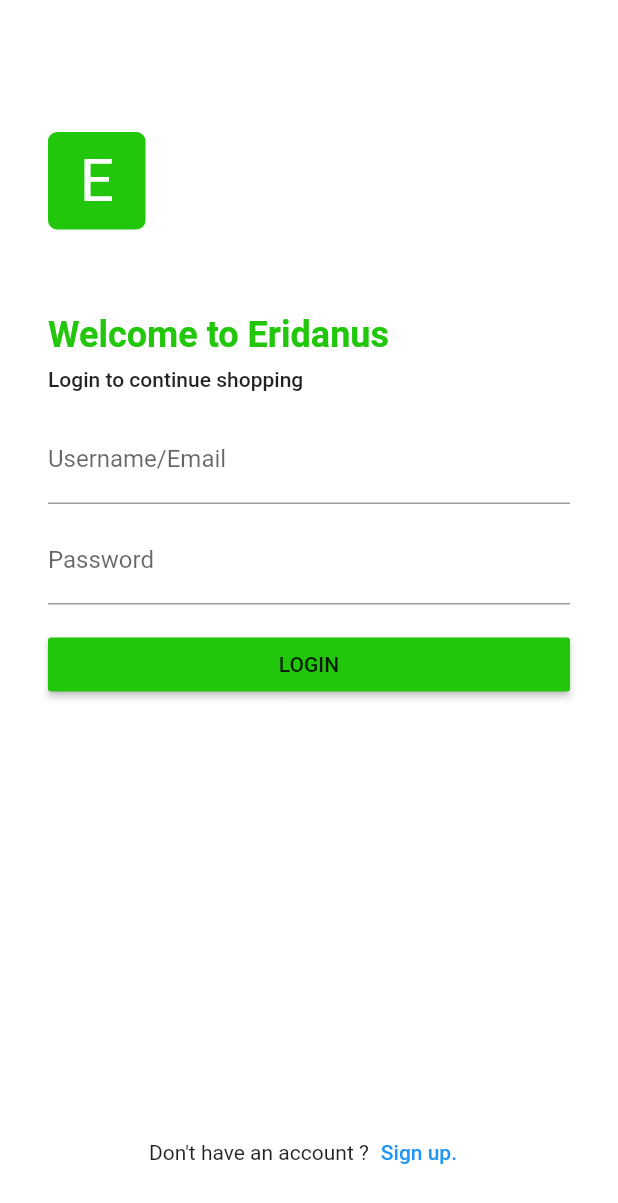
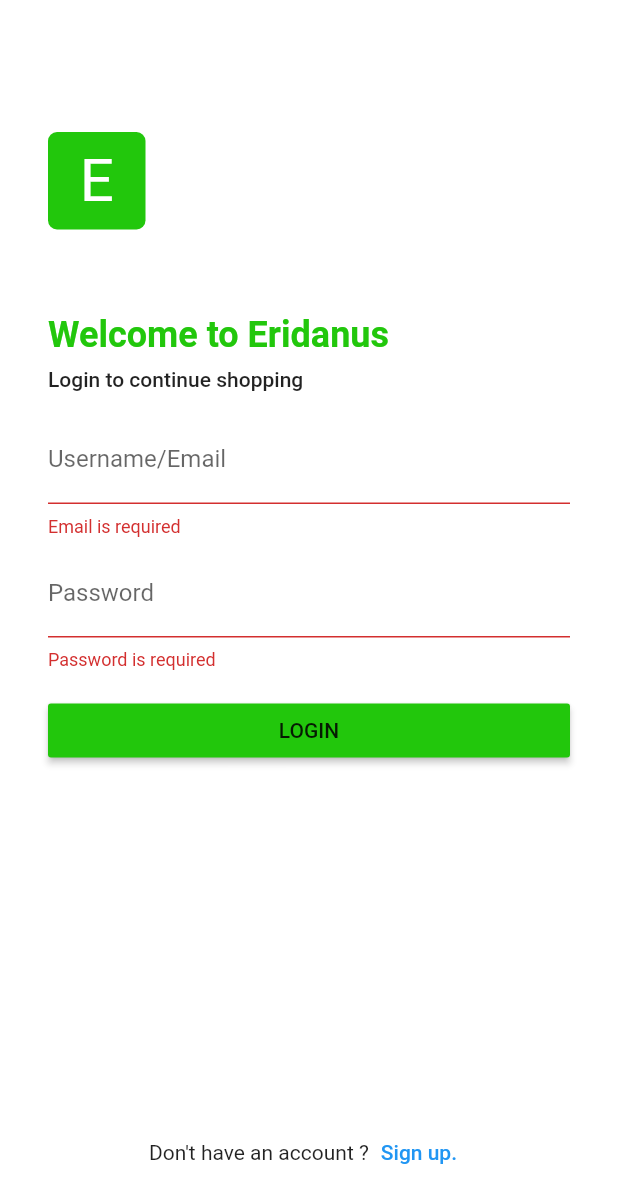
Before and after one commit to gimhantharuke456/xyz_cart, a Flutter app: the screen it shows after launch, after a tap on "LOGIN", on a phone screen of 412 x 824 dp. Shown: the top 1203 px of the screen. Run offline on Flutter 3.47's test engine with Material 2 defaults, Android fonts, the phone set to English and light mode, and no system bars; our stand-ins replace dio.

Commit message:
ADD:login ui validation added

```diff
--- a/lib/main.dart
+++ b/lib/main.dart
@@ -1,9 +1,22 @@
 import 'package:flutter/material.dart';
+import 'package:xyz_cart/providers/auth_provider.dart';
 import 'package:xyz_cart/screens/auth/login_screen.dart';
+import 'package:xyz_cart/services/auth_service.dart';
 import 'package:xyz_cart/utils/app_theme.dart';
+import 'package:provider/provider.dart';
 
 void main() {
-  runApp(const MyApp());
+  final AuthService authService = AuthService();
+  runApp(
+    MultiProvider(
+      providers: [
+        ChangeNotifierProvider<AuthProvider>(
+          create: (_) => AuthProvider(authService),
+        ),
+      ],
+      child: const MyApp(),
+    ),
+  );
 }
 
 class MyApp extends StatelessWidget {
--- /dev/null
+++ b/lib/providers/auth_provider.dart
@@ -0,0 +1,22 @@
+import 'package:flutter/material.dart';
+import 'package:xyz_cart/services/auth_service.dart';
+
+class AuthProvider with ChangeNotifier {
+  final AuthService authService;
+
+  AuthProvider(this.authService);
+
+  Map<String, dynamic>? _userData;
+
+  Map<String, dynamic>? get userData => _userData;
+
+  Future<void> login(String email, String password) async {
+    try {
+      final userData = await authService.login(email, password);
+      _userData = userData;
+      notifyListeners();
+    } catch (e) {
+      print('Authentication error: $e');
+    }
+  }
+}
--- a/lib/screens/auth/login_screen.dart
+++ b/lib/screens/auth/login_screen.dart
@@ -1,4 +1,5 @@
 import 'package:flutter/material.dart';
+import 'package:xyz_cart/screens/auth/view_model.dart';
 import 'package:xyz_cart/utils/app_texts.dart';
 import 'package:xyz_cart/utils/constants.dart';
 import 'package:xyz_cart/widgets/custom_input_field.dart';
@@ -14,10 +15,20 @@ class LoginScreen extends StatefulWidget {
 class _LoginScreenState extends State<LoginScreen> {
   final TextEditingController _emailController = TextEditingController();
   final TextEditingController _passwordController = TextEditingController();
+  final _key = GlobalKey<FormState>();
+  late ViewModel _viewModel;
+  @override
+  void initState() {
+    _viewModel = ViewModel(context: context);
+    super.initState();
+  }
+
   @override
   Widget build(BuildContext context) {
     return Scaffold(
       body: MainContainer(
+        child: Form(
+          key: _key,
           child: Column(
             crossAxisAlignment: CrossAxisAlignment.start,
             children: [
@@ -66,6 +77,7 @@ class _LoginScreenState extends State<LoginScreen> {
                 hint: userNamePlaceHolderLoginScreen,
                 label: userNameLabelLoginScreen,
                 controller: _emailController,
+                validatingMessage: "Email is required",
               ),
               const SizedBox(
                 height: defaultPadding,
@@ -74,6 +86,7 @@ class _LoginScreenState extends State<LoginScreen> {
                 hint: passswordPlaceHolderLoginScreen,
                 label: passwordLabelLoginScreen,
                 controller: _passwordController,
+                validatingMessage: "Password is required",
               ),
               const SizedBox(
                 height: defaultPadding * 2,
@@ -81,7 +94,13 @@ class _LoginScreenState extends State<LoginScreen> {
               MaterialButton(
                 color: primaryColor,
                 minWidth: MediaQuery.of(context).size.width,
-              onPressed: () {},
+                onPressed: () {
+                  if (_key.currentState!.validate()) {
+                    _viewModel.email = _emailController.text;
+                    _viewModel.password = _passwordController.text;
+                    _viewModel.handleLoginButtonPress();
+                  }
+                },
                 child: const Text(logginButtonText),
               ),
               const Spacer(),
@@ -101,6 +120,7 @@ class _LoginScreenState extends State<LoginScreen> {
             ],
           ),
         ),
+      ),
     );
   }
 }
--- /dev/null
+++ b/lib/screens/auth/view_model.dart
@@ -0,0 +1,17 @@
+import 'package:flutter/material.dart';
+import 'package:provider/provider.dart';
+import 'package:xyz_cart/providers/auth_provider.dart';
+
+class ViewModel {
+  BuildContext? context;
+  ViewModel({required BuildContext context}) {
+    this.context = context;
+  }
+  String email = "";
+  String password = "";
+  void handleLoginButtonPress() {
+    print(email);
+    // final authProvider = Provider.of<AuthProvider>(context!, listen: false);
+    // authProvider.login(email, password);
+  }
+}
--- a/lib/widgets/custom_input_field.dart
+++ b/lib/widgets/custom_input_field.dart
@@ -5,12 +5,17 @@ class CustomInputField extends StatelessWidget {
   final String hint;
   final TextEditingController controller;
   final bool isPassword;
+  final String validatingMessage;
+  final bool shouldValidate;
+
   const CustomInputField({
     super.key,
     required this.label,
     required this.hint,
     required this.controller,
     this.isPassword = false,
+    this.shouldValidate = true,
+    this.validatingMessage = "Please fill this field",
   });
 
   @override
@@ -18,6 +23,13 @@ class CustomInputField extends StatelessWidget {
     return TextFormField(
       decoration: InputDecoration(labelText: label, hintText: hint),
       controller: controller,
+      validator: shouldValidate
+          ? (val) => val != null
+              ? val.isEmpty
+                  ? validatingMessage
+                  : null
+              : null
+          : null,
     );
   }
 }
```
Also changed, not shown: lib/services/api_handler.dart (added, +21 -0 lines), lib/services/auth_service.dart (added, +29 -0 lines), lib/services/interceptors/auth_interceptor.dart (added, +13 -0 lines). Lines whose indentation alone changed are shown as unchanged.
